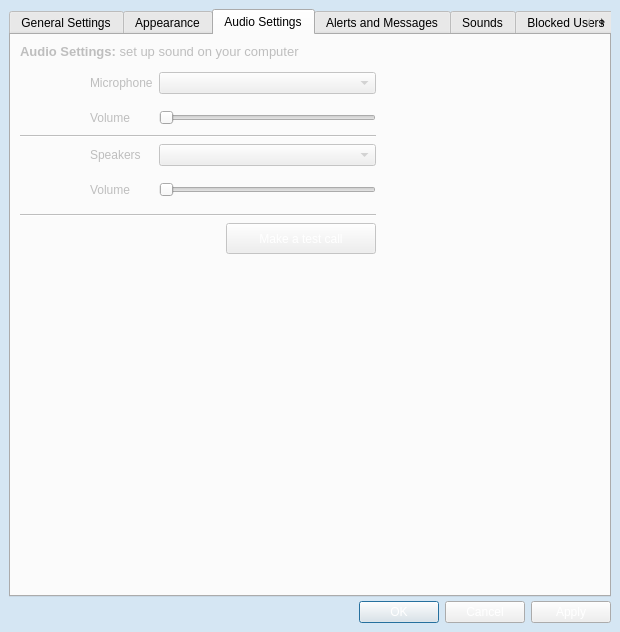
Old version of the form src/tools/customwidgets/optionsdialog_base.ui in the repository AlekSi/Jabbin.
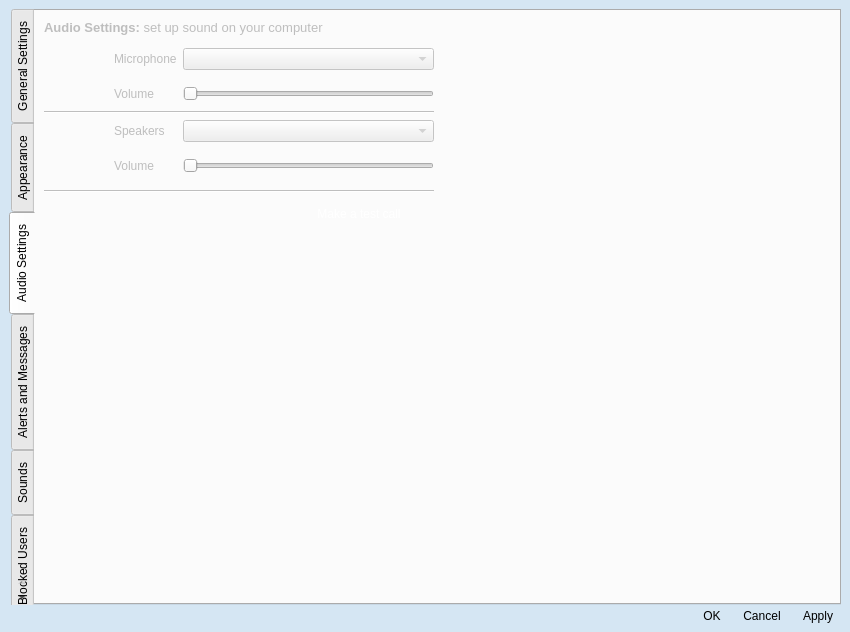
New version of the form. The open tabs and pages were chosen to show the change. Icons and pictures are not drawn. Custom widgets are drawn as their Qt base class.

Patch:
```diff
--- a/src/tools/customwidgets/optionsdialog_base.ui
+++ b/src/tools/customwidgets/optionsdialog_base.ui
@@ -5,7 +5,7 @@
    <rect>
     <x>0</x>
     <y>0</y>
-    <width>620</width>
+    <width>850</width>
     <height>632</height>
    </rect>
   </property>
@@ -29,29 +29,6 @@
     selection-color: black;
 }
 
-QPushButton {
-   color: white;
-   border-image: url(:/images/pushbutton/green/pushbutton.png) 12px 11px 12px 10px;
-   border-width: 0px 11px 0px 10px;
-   min-height: 1.5em;
-}
-
-QPushButton:disabled {
-   color: white;
-}
-
-QPushButton:hover {
-   border-image: url(:/images/pushbutton/green/pushbutton_hover.png) 12px 11px 12px 10px;
-}
-
-QPushButton:focus {
-   border-image: url(:/images/pushbutton/green/pushbutton_focus.png) 12px 11px 12px 10px;
-}
-
-QPushButton:pressed {
-   border-image: url(:/images/pushbutton/green/pushbutton_pressed.png) 12px 11px 12px 10px;
-}
-
 AdvancedTabBar::tab {
    height: 0px;
    color: rgba(255, 255, 255, 0);
@@ -114,7 +91,7 @@
     margin-top: 3ex;
 }
 
- QGroupBox::title {
+QGroupBox::title {
     subcontrol-origin: margin;
     padding: 0 3px;
     margin-left: 10px;
@@ -125,7 +102,34 @@
 
 QToolButton {
     border: none;
-}</string>
+}
+
+QPushButton {
+   color: black;
+   border-image: url(:/customicons/BottonWhite.png) 2px;
+   border: 2px;
+   min-height: 1.5em;
+   padding: 0px 8px;
+}
+
+QPushButton:disabled {
+   color: white;
+}
+
+QPushButton:focus {
+   /*border-image: url(:/images/pushbutton/green/pushbutton_focus.png) 12px 11px 12px 10px;*/
+   border-image: url(:/customicons/BottonRedFocus.png) 2px;
+}
+
+QPushButton:hover {
+   /*border-image: url(:/images/pushbutton/green/pushbutton_hover.png) 12px 11px 12px 10px;*/
+   border-image: url(:/customicons/BottonRed.png) 2px;
+}
+
+QPushButton:pressed {
+   border-image: url(:/customicons/BottonRedPressed.png) 2px;
+}
+</string>
   </property>
   <layout class="QVBoxLayout" name="verticalLayout_7" >
    <property name="margin" >
@@ -142,6 +146,9 @@
       </property>
       <item>
        <widget class="CustomWidgets::AdvancedTabWidget" name="tabs" >
+        <property name="tabPosition" >
+         <enum>QTabWidget::West</enum>
+        </property>
         <property name="currentIndex" >
          <number>6</number>
         </property>
@@ -710,7 +717,7 @@
               <property name="minimumSize" >
                <size>
                 <width>150</width>
-                <height>31</height>
+                <height>29</height>
                </size>
               </property>
               <property name="text" >
```
